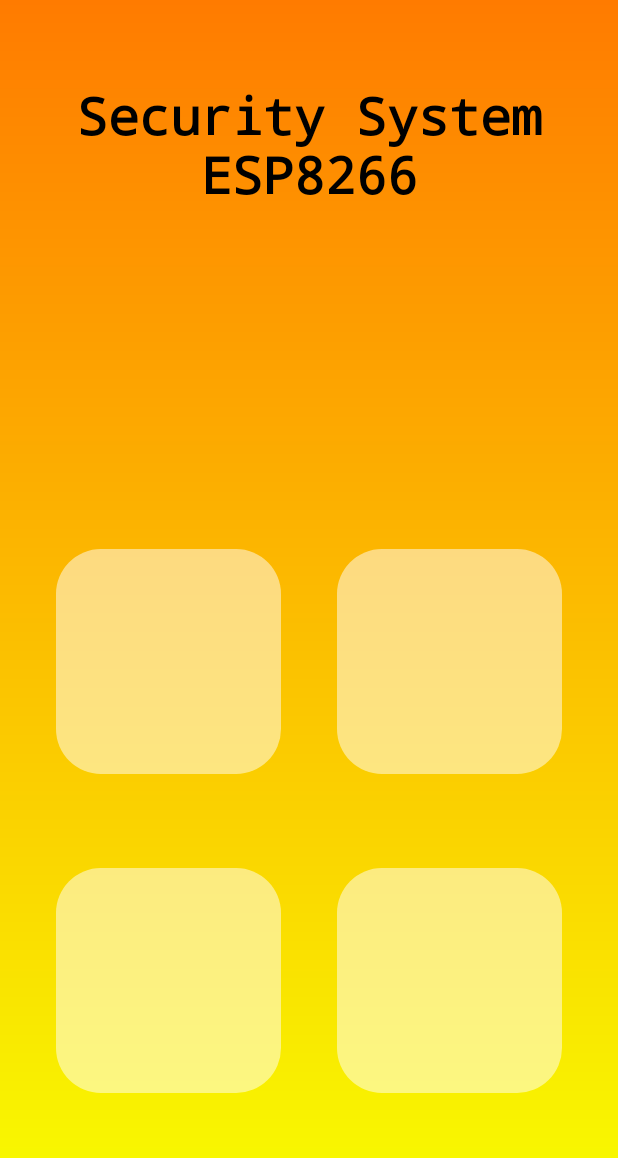
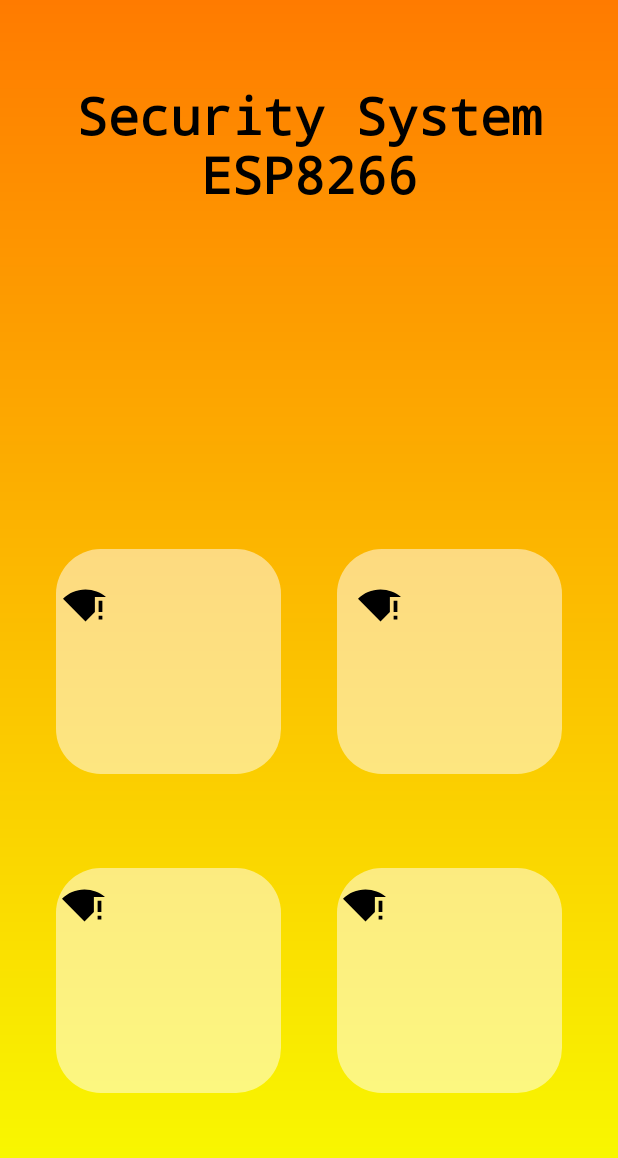
Before and after one commit to piotrrosinski77/Security-System-ESP8266, an Android app: the screen it shows after launch (MainActivity), on a phone screen of 412 x 824 dp. Shown: the top 1158 px of the screen. Run offline under Robolectric (Android 15) with nearby library versions, the phone set to English and light mode, and no system bars.

Commit message:
1/3 status icons

```diff
--- /dev/null
+++ b/Security_System_App/app/src/main/res/drawable/baseline_signal_wifi_statusbar_connected_no_internet_4_24.xml
@@ -0,0 +1,7 @@
+<vector android:height="6dp" android:tint="#000000"
+    android:viewportHeight="24" android:viewportWidth="24"
+    android:width="6dp" xmlns:android="http://schemas.android.com/apk/res/android">
+    <path android:fillColor="@android:color/white" android:pathData="M12,4C7.31,4 3.07,5.9 0,8.98L12,21l5,-5.01V8h5.92C19.97,5.51 16.16,4 12,4z"/>
+    <path android:fillColor="@android:color/white" android:pathData="M19,18h2v2h-2z"/>
+    <path android:fillColor="@android:color/white" android:pathData="M19,10h2v6h-2z"/>
+</vector>
--- a/Security_System_App/app/src/main/res/layout/activity_main.xml
+++ b/Security_System_App/app/src/main/res/layout/activity_main.xml
@@ -72,4 +72,52 @@
         app:layout_constraintStart_toStartOf="parent"
         app:layout_constraintTop_toBottomOf="@+id/textView3" />
 
+    <TextView
+        android:id="@+id/textView"
+        android:layout_width="30dp"
+        android:layout_height="30dp"
+        android:foreground="@drawable/baseline_signal_wifi_statusbar_connected_no_internet_4_24"
+        app:layout_constraintBottom_toBottomOf="@+id/textView7"
+        app:layout_constraintEnd_toEndOf="@id/textView4"
+        app:layout_constraintHorizontal_bias="0.266"
+        app:layout_constraintStart_toStartOf="parent"
+        app:layout_constraintTop_toTopOf="@+id/textView7"
+        app:layout_constraintVertical_bias="0.184" />
+
+    <TextView
+        android:id="@+id/textView8"
+        android:layout_width="30dp"
+        android:layout_height="30dp"
+        android:foreground="@drawable/baseline_signal_wifi_statusbar_connected_no_internet_4_24"
+        app:layout_constraintBottom_toBottomOf="@+id/textView4"
+        app:layout_constraintEnd_toEndOf="@id/textView7"
+        app:layout_constraintHorizontal_bias="0.264"
+        app:layout_constraintStart_toStartOf="parent"
+        app:layout_constraintTop_toTopOf="@+id/textView7"
+        app:layout_constraintVertical_bias="0.668" />
+
+    <TextView
+        android:id="@+id/textView9"
+        android:layout_width="30dp"
+        android:layout_height="30dp"
+        android:foreground="@drawable/baseline_signal_wifi_statusbar_connected_no_internet_4_24"
+        app:layout_constraintBottom_toBottomOf="@+id/textView8"
+        app:layout_constraintEnd_toEndOf="@id/textView5"
+        app:layout_constraintHorizontal_bias="0.664"
+        app:layout_constraintStart_toStartOf="parent"
+        app:layout_constraintTop_toTopOf="@+id/textView8"
+        app:layout_constraintVertical_bias="0.0" />
+
+    <TextView
+        android:id="@+id/textView2"
+        android:layout_width="30dp"
+        android:layout_height="30dp"
+        android:foreground="@drawable/baseline_signal_wifi_statusbar_connected_no_internet_4_24"
+        app:layout_constraintBottom_toBottomOf="@+id/textView5"
+        app:layout_constraintEnd_toEndOf="@id/textView3"
+        app:layout_constraintHorizontal_bias="0.624"
+        app:layout_constraintStart_toStartOf="parent"
+        app:layout_constraintTop_toTopOf="@+id/textView5"
+        app:layout_constraintVertical_bias="0.183" />
+
 </androidx.constraintlayout.widget.ConstraintLayout>
```
